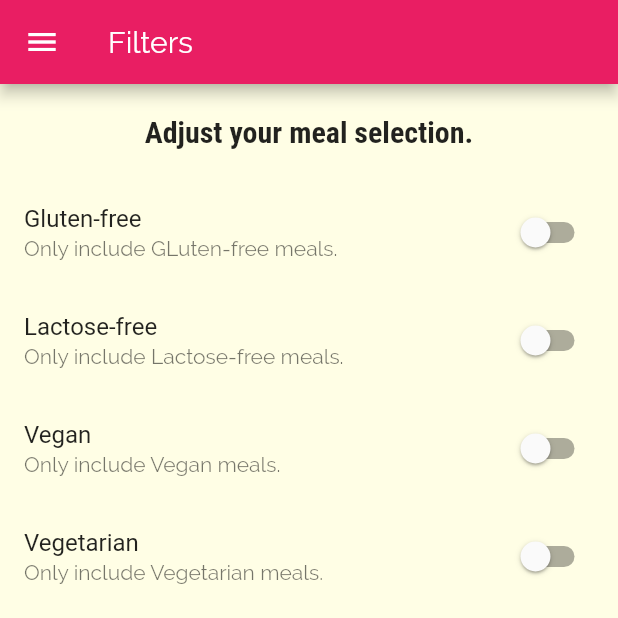
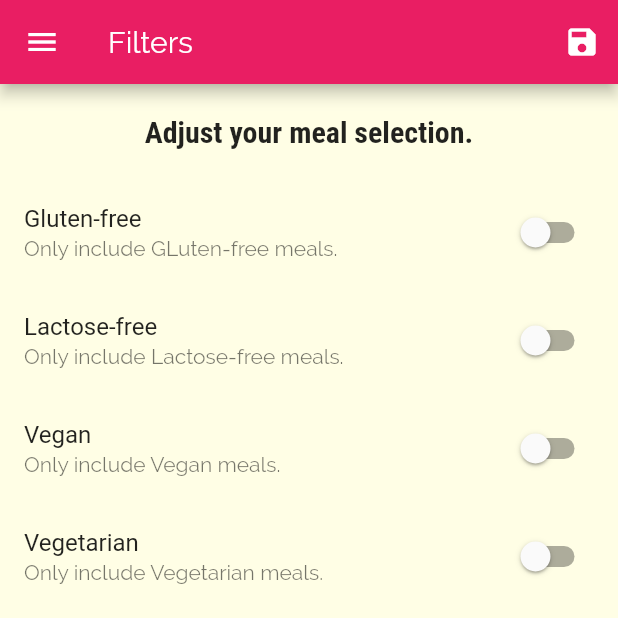
Before and after one commit to Mosquito1123/Hi-Meals-Meals-Meals-, a Flutter app: the FiltersScreen screen opened by its route, on a phone screen of 412 x 824 dp, the top half of it. Run offline on Flutter 3.47's test engine with Material 2 defaults, Android fonts, the phone set to English and light mode, and no system bars.

Commit message:
added save button design only in fliters screen

```diff
--- a/lib/screens/filters_screen.dart
+++ b/lib/screens/filters_screen.dart
@@ -31,6 +31,7 @@ class _FiltersScreenState extends State<FiltersScreen> {
       drawer: MainDrawer(),
       appBar: AppBar(
         title: Text('Filters'),
+        actions: <Widget>[IconButton(icon: Icon(Icons.save), onPressed: () {})],
       ),
       body: Column(
         children: <Widget>[
@@ -61,9 +62,7 @@ class _FiltersScreenState extends State<FiltersScreen> {
                   });
                 }),
                 _buildSwitchListTile(
-                    'Vegan',
-                    'Only include Vegan meals.',
-                    _isVegan, (newValue) {
+                    'Vegan', 'Only include Vegan meals.', _isVegan, (newValue) {
                   setState(() {
                     _isVegan = newValue;
                   });
```
